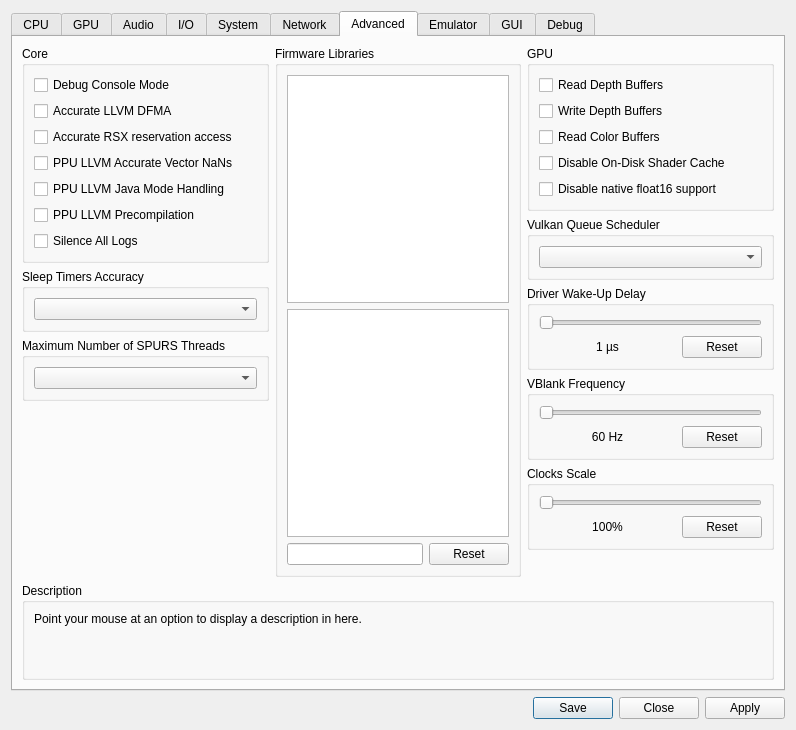
Above: rpcs3/rpcs3qt/settings_dialog.ui from RPCS3/rpcs3 before the change. Below: the same form after it.
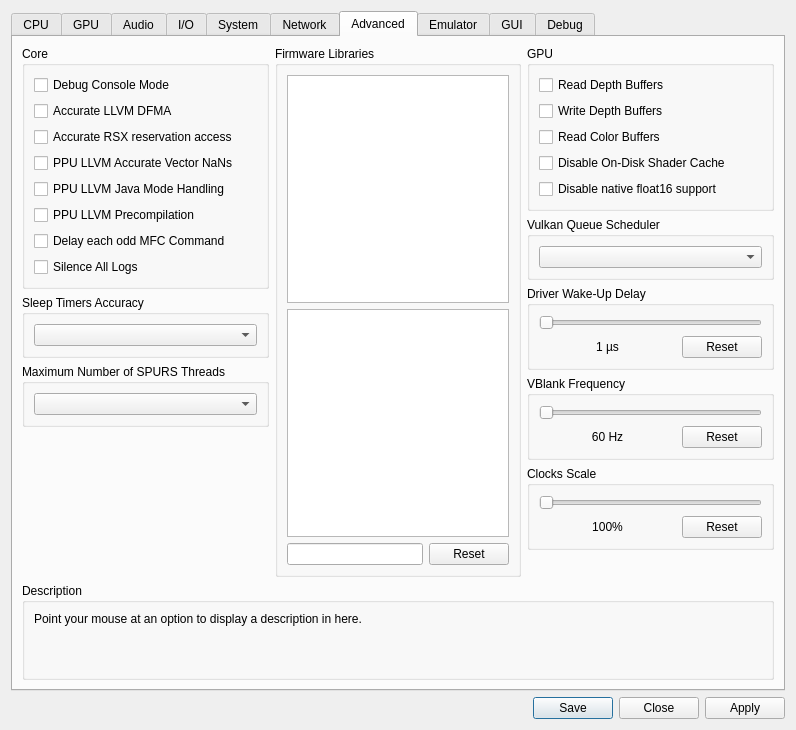
That is the form after the change. The open tabs and pages were chosen to show the change. Icons and pictures are not drawn.

Commit message:
GUI Settings: Add MFC Delay Command checkbox
Limited control over "MFC Commands Shuffling Limit" setting.

The edit to the form file:
```diff
--- a/rpcs3/rpcs3qt/settings_dialog.ui
+++ b/rpcs3/rpcs3qt/settings_dialog.ui
@@ -2036,6 +2036,13 @@
                 </property>
                </widget>
               </item>
+              <item>
+               <widget class="QCheckBox" name="mfcDelayCommand">
+                <property name="text">
+                 <string>Delay each odd MFC Command</string>
+                </property>
+               </widget>
+              </item>
               <item>
                <widget class="QCheckBox" name="silenceAllLogs">
                 <property name="text">
```
The commit also changes 4 other files.
